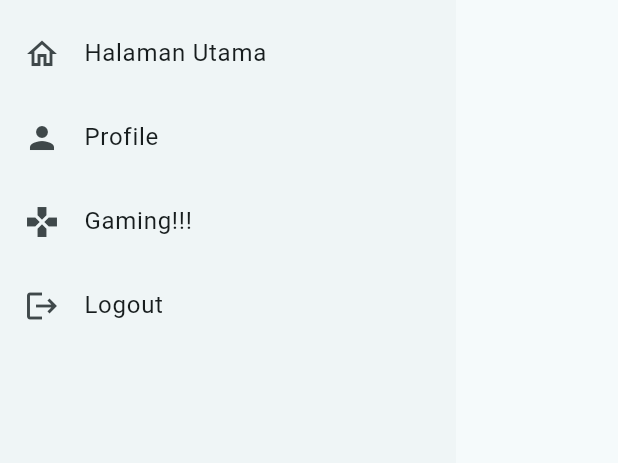
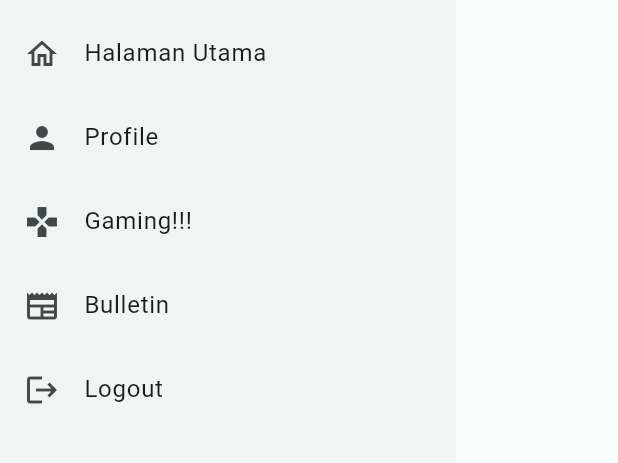
Before and after one commit to pbp-django-project/bookhub-mobile, a Flutter app: the LeftDrawer widget shown alone on an empty page, opened directly, on a phone screen of 412 x 824 dp, the part 242-705 px from its top. Run offline on Flutter 3.47's test engine with Material 3 defaults, Android fonts, the phone set to English and light mode, and no system bars; missing offline and left inert: pbp_django_auth; network calls fail.

Commit message:
update dikit

```diff
--- /dev/null
+++ b/lib/bulletin/models/bulletin.dart
@@ -0,0 +1,81 @@
+// To parse this JSON data, do
+//
+//     final bulletin = bulletinFromJson(jsonString);
+
+import 'dart:convert';
+
+List<Bulletin> bulletinFromJson(String str) => List<Bulletin>.from(json.decode(str).map((x) => Bulletin.fromJson(x)));
+
+String bulletinToJson(List<Bulletin> data) => json.encode(List<dynamic>.from(data.map((x) => x.toJson())));
+
+class Bulletin {
+    Model model;
+    int pk;
+    Fields fields;
+
+    Bulletin({
+        required this.model,
+        required this.pk,
+        required this.fields,
+    });
+
+    factory Bulletin.fromJson(Map<String, dynamic> json) => Bulletin(
+        model: modelValues.map[json["model"]]!,
+        pk: json["pk"],
+        fields: Fields.fromJson(json["fields"]),
+    );
+
+    Map<String, dynamic> toJson() => {
+        "model": modelValues.reverse[model],
+        "pk": pk,
+        "fields": fields.toJson(),
+    };
+}
+
+class Fields {
+    String title;
+    String content;
+    String author;
+    DateTime datePublished;
+
+    Fields({
+        required this.title,
+        required this.content,
+        required this.author,
+        required this.datePublished,
+    });
+
+    factory Fields.fromJson(Map<String, dynamic> json) => Fields(
+        title: json["title"],
+        content: json["content"],
+        author: json["author"],
+        datePublished: DateTime.parse(json["date_published"]),
+    );
+
+    Map<String, dynamic> toJson() => {
+        "title": title,
+        "content": content,
+        "author": author,
+        "date_published": datePublished.toIso8601String(),
+    };
+}
+
+enum Model {
+    BULLETIN_BULLETIN
+}
+
+final modelValues = EnumValues({
+    "bulletin.bulletin": Model.BULLETIN_BULLETIN
+});
+
+class EnumValues<T> {
+    Map<String, T> map;
+    late Map<T, String> reverseMap;
+
+    EnumValues(this.map);
+
+    Map<T, String> get reverse {
+        reverseMap = map.map((k, v) => MapEntry(v, k));
+        return reverseMap;
+    }
+}
--- a/lib/homepage/screens/left_drawer.dart
+++ b/lib/homepage/screens/left_drawer.dart
@@ -1,3 +1,4 @@
+import 'package:bookhub/bulletin/screens/list_bulletin.dart';
 import 'package:bookhub/homepage/screens/login.dart';
 import 'package:bookhub/homepage/screens/menu.dart';
 import 'package:flutter/material.dart';
@@ -90,6 +91,17 @@ class LeftDrawer extends StatelessWidget {
             },
           ),
           ListTile(
+            leading: Icon(IconData(0xf0541, fontFamily: 'MaterialIcons')), // Using IconData directly),
+            title: const Text('Bulletin'),
+            onTap: () {
+              Navigator.pushReplacement(
+                  context,
+                  MaterialPageRoute(
+                    builder: (context) => const BulletinPage(),
+                  ));
+            },
+          ),
+          ListTile(
             leading: const Icon(Icons.logout),
             title: const Text('Logout'),
             onTap: () async {
--- a/lib/main.dart
+++ b/lib/main.dart
@@ -1,3 +1,4 @@
+import 'package:bookhub/homepage/screens/menu.dart';
 import 'package:flutter/material.dart';
 import 'package:bookhub/homepage/screens/login.dart';
 import 'package:pbp_django_auth/pbp_django_auth.dart';
@@ -23,7 +24,7 @@ class MyApp extends StatelessWidget {
           colorScheme: ColorScheme.fromSeed(seedColor: Colors.grey),
           useMaterial3: true,
         ),
-        home: const LoginPage(),
+        home: const MyHomePage(),
       )
     );
   }
--- a/pubspec.yaml
+++ b/pubspec.yaml
@@ -30,6 +30,7 @@ environment:
 dependencies:
   flutter:
     sdk: flutter
+  intl: ^0.17.0
 
 
   # The following adds the Cupertino Icons font to your application.
```
Also changed, not shown: lib/bulletin/screens/bulletinlist_form.dart (added, +167 -0 lines), lib/bulletin/screens/detail_bulletin.dart (added, +112 -0 lines), lib/bulletin/screens/list_bulletin.dart (added, +189 -0 lines), pubspec.lock.
